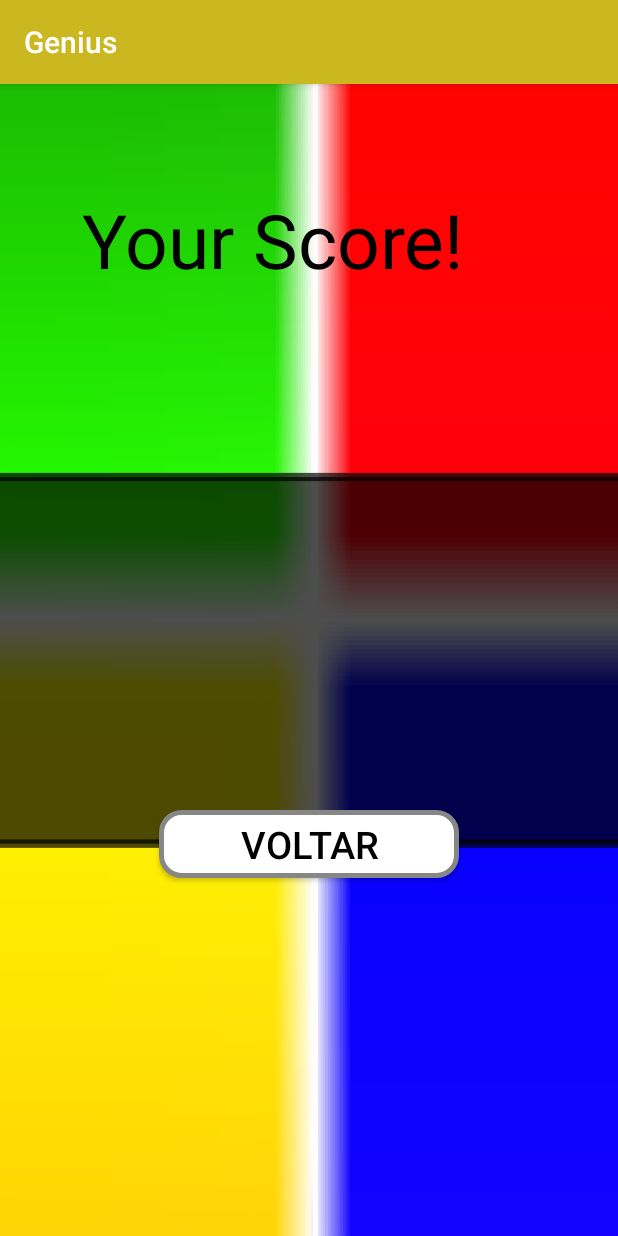
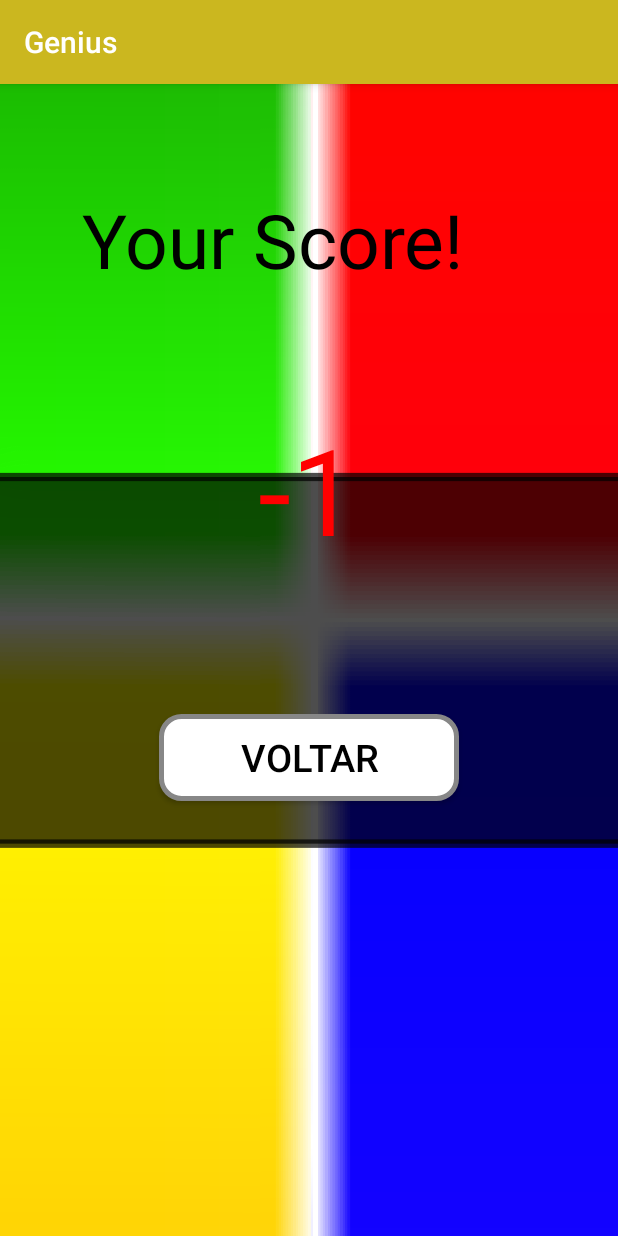
Before and after one commit to CristianSilvaGrosseli/Genius, an Android app: the ScoreActivity screen opened directly, with no data from a screen before it, on a phone screen of 412 x 824 dp. Run offline under Robolectric (Android 15) with nearby library versions, the light colour scheme and no system bars.

Commit message:
Ajuste tela Score

```diff
--- a/app/src/main/java/cristian/genius/ScoreActivity.java
+++ b/app/src/main/java/cristian/genius/ScoreActivity.java
@@ -1,14 +1,18 @@
 package cristian.genius;
 
 import android.content.Intent;
+import android.support.annotation.StringRes;
 import android.support.v7.app.AppCompatActivity;
 import android.os.Bundle;
 import android.view.View;
+import android.view.ViewDebug;
 import android.widget.Button;
 import android.widget.EditText;
 import android.widget.TextView;
 
 public class ScoreActivity extends AppCompatActivity {
+
+    private TextView myScore;
 
     @Override
     protected void onCreate(Bundle savedInstanceState) {
@@ -20,8 +24,8 @@ public class ScoreActivity extends AppCompatActivity {
         if(b != null)
             value = b.getInt("score");
 
-        TextView textView = (TextView) findViewById(R.id.Score);
-        //textView.setText(value);
+        myScore = (TextView) findViewById(R.id.Score);
+        myScore.setText(String.valueOf(value));
 
         Button backToMenu = findViewById(R.id.backToMenu);
         backToMenu.setOnClickListener(new View.OnClickListener() {
--- a/app/src/main/res/layout/activity_score.xml
+++ b/app/src/main/res/layout/activity_score.xml
@@ -12,10 +12,10 @@
     <Button
         android:id="@+id/backToMenu"
         android:layout_width="200dp"
-        android:layout_height="45dp"
+        android:layout_height="58dp"
         android:layout_marginEnd="90dp"
         android:layout_marginStart="90dp"
-        android:layout_marginTop="484dp"
+        android:layout_marginTop="420dp"
         android:background="@drawable/button_leave_game"
         android:text="@string/voltar"
         android:textColor="#000000"
@@ -40,13 +40,21 @@
 
     <TextView
         android:id="@+id/Score"
-        android:layout_width="162dp"
-        android:layout_height="147dp"
-        android:layout_marginEnd="100dp"
-        android:layout_marginStart="100dp"
+        android:layout_width="127dp"
+        android:layout_height="90dp"
+        android:layout_marginBottom="113dp"
+        android:layout_marginEnd="88dp"
+        android:layout_marginStart="91dp"
+        android:layout_marginTop="39dp"
+        android:gravity="center"
         android:text=""
+        android:textColor="#FF0000"
+        android:textSize="80sp"
+        app:layout_constraintBottom_toTopOf="@+id/backToMenu"
         app:layout_constraintEnd_toEndOf="parent"
+        app:layout_constraintHorizontal_bias="0.481"
         app:layout_constraintStart_toStartOf="parent"
-        tools:layout_editor_absoluteY="208dp" />
+        app:layout_constraintTop_toBottomOf="@+id/YourScore"
+        app:layout_constraintVertical_bias="1.0" />
 
 </android.support.constraint.ConstraintLayout>
--- a/app/src/main/res/values/strings.xml
+++ b/app/src/main/res/values/strings.xml
@@ -11,4 +11,5 @@
     <string name="title_activity_score">ScoreActivity</string>
     <string name="your_score">Your Score!</string>
     <string name="voltar">Voltar</string>
+    <string name="scoreuser">scoreUser</string>
 </resources>
```
Also changed, not shown: app/src/main/java/cristian/genius/activity_genius.java (+8 -6 lines), app/src/main/res/drawable/button_layout.xml (+5 -6 lines), app/src/main/res/layout/activity_genius.xml (+31 -36 lines), app/src/main/res/drawable/fundojogar1.png (added).
